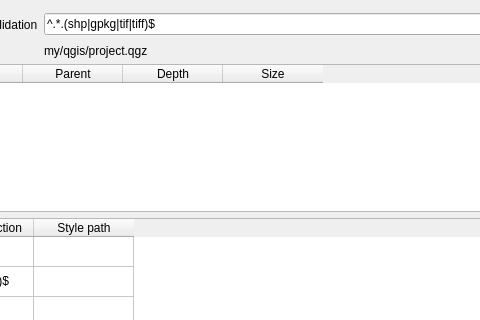
This is recLayerAdd_dialog_base.ui in vincentBenet/recLayerAdd-QGIS-plugin as Qt 5 draws it before an edit; both pictures show x 89 to 569 and y 0 to 320 of the 1094 by 406 pixel window. The edited form follows.
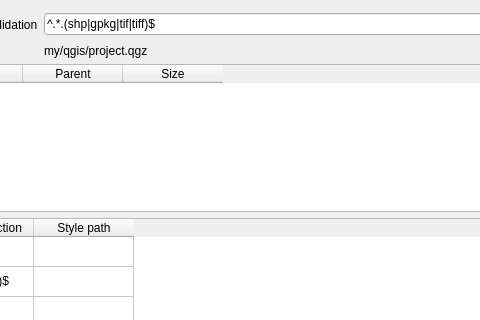
This is the edited form.

Commit message: filling_table_detetctions

```diff
--- a/recLayerAdd_dialog_base.ui
+++ b/recLayerAdd_dialog_base.ui
@@ -44,11 +44,6 @@
        <string>Parent</string>
       </property>
      </column>
-     <column>
-      <property name="text">
-       <string>Depth</string>
-      </property>
-     </column>
      <column>
       <property name="text">
        <string>Size</string>
```
Left out of the diff: 2 changed lines with no effect on the pictures. The commit also changes 2 other files.
